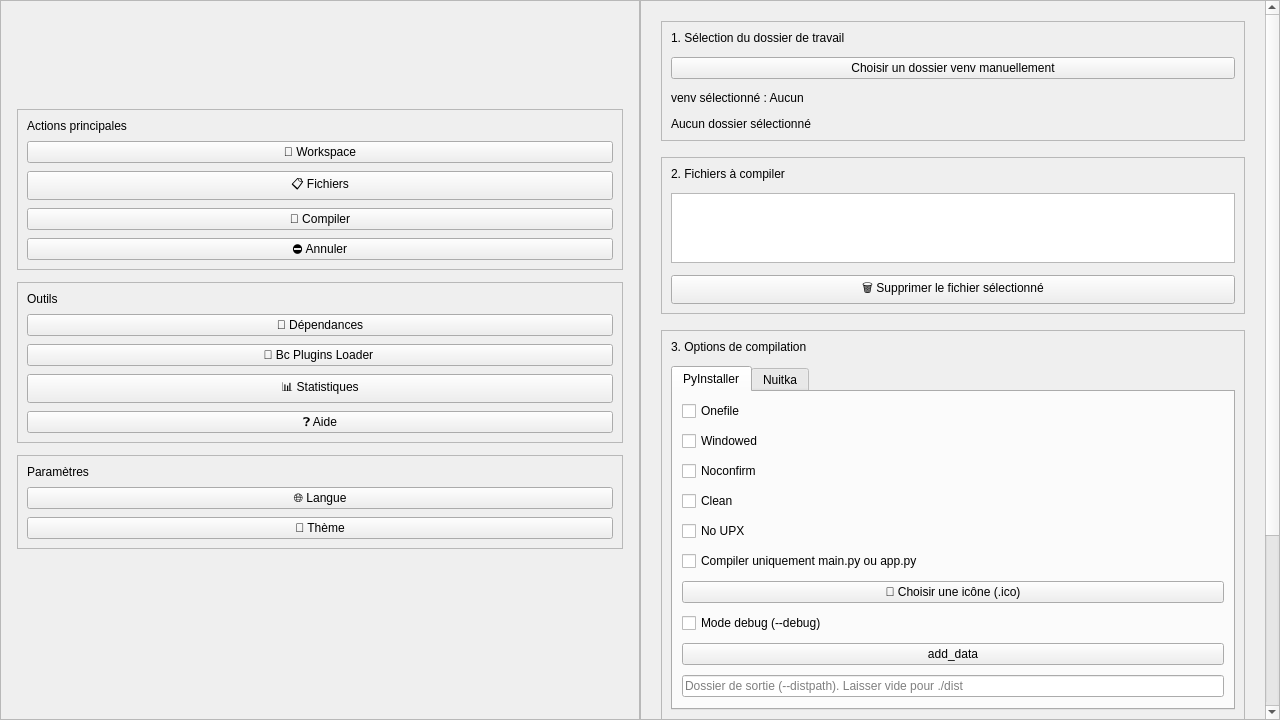
Qt form ui/ui_design.ui (raidos23/PyCompiler_ARK) before a commit.
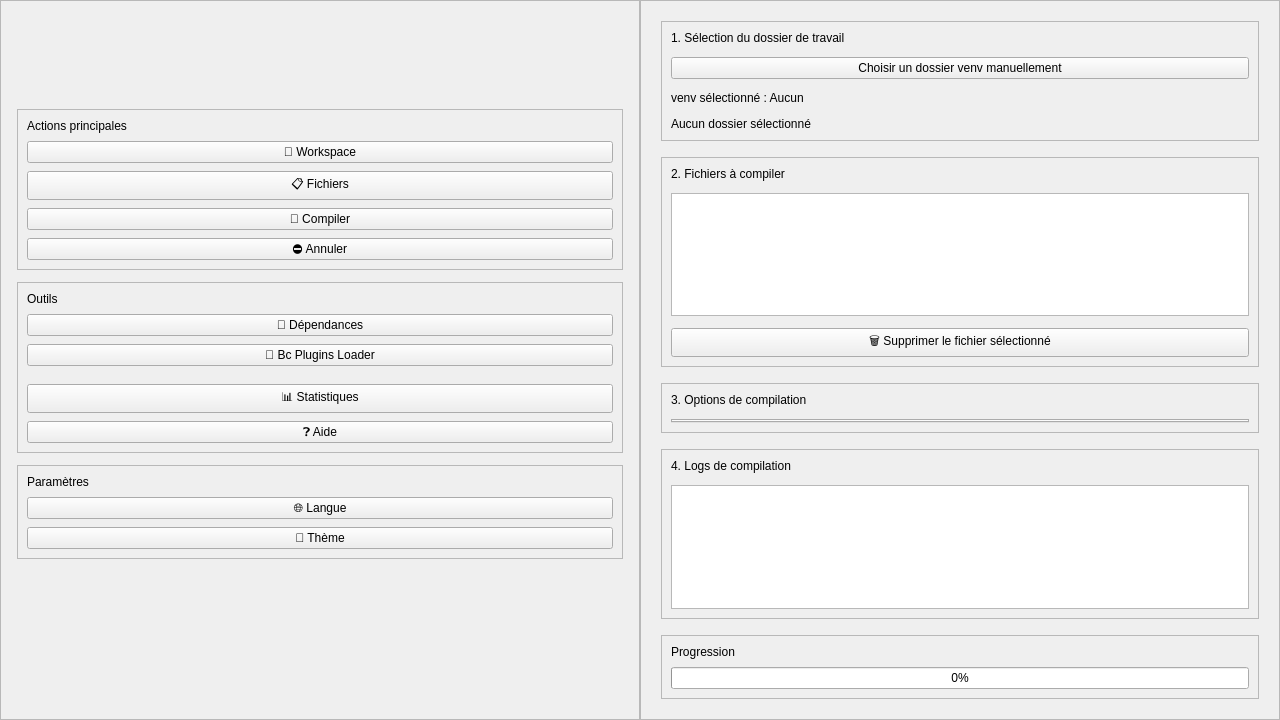
The same form after that commit.

Commit message: `Updated UI code to reflect changes in PyCompilerARKGui class`

The edit to the form file:
```diff
--- a/ui/ui_design.ui
+++ b/ui/ui_design.ui
@@ -172,7 +172,7 @@
           <item>
            <widget class="QPushButton" name="btn_api_loader">
             <property name="text">
-             <string>🧩 Bc Plugins Loader </string>
+             <string>🧩 Bc Plugins Loader</string>
             </property>
             <property name="toolTip">
              <string>Charger BCASL Loader</string>
@@ -180,7 +180,18 @@
            </widget>
           </item>
           <item>
-           </item>
+           <spacer name="toolsSpacer">
+            <property name="orientation">
+             <enum>Qt::Orientation::Vertical</enum>
+            </property>
+            <property name="sizeHint" stdset="0">
+             <size>
+              <width>20</width>
+              <height>10</height>
+             </size>
+            </property>
+           </spacer>
+          </item>
           <item>
            <widget class="QPushButton" name="btn_show_stats">
             <property name="text">
@@ -384,149 +395,6 @@
             <property name="currentIndex">
              <number>0</number>
             </property>
-            <widget class="QWidget" name="tab_pyinstaller">
-             <attribute name="title">
-              <string>PyInstaller</string>
-             </attribute>
-             <layout class="QVBoxLayout" name="pyinstaller_options_layout">
-              <property name="spacing">
-               <number>10</number>
-              </property>
-              <item>
-               <widget class="QCheckBox" name="opt_onefile">
-                <property name="text">
-                 <string>Onefile</string>
-                </property>
-               </widget>
-              </item>
-              <item>
-               <widget class="QCheckBox" name="opt_windowed">
-                <property name="text">
-                 <string>Windowed</string>
-                </property>
-               </widget>
-              </item>
-              <item>
-               <widget class="QCheckBox" name="opt_noconfirm">
-                <property name="text">
-                 <string>Noconfirm</string>
-                </property>
-               </widget>
-              </item>
-              <item>
-               <widget class="QCheckBox" name="opt_clean">
-                <property name="text">
-                 <string>Clean</string>
-                </property>
-               </widget>
-              </item>
-              <item>
-               <widget class="QCheckBox" name="opt_noupx">
-                <property name="text">
-                 <string>No UPX</string>
-                </property>
-               </widget>
-              </item>
-              <item>
-               <widget class="QCheckBox" name="opt_main_only">
-                <property name="text">
-                 <string>Compiler uniquement main.py ou app.py</string>
-                </property>
-               </widget>
-              </item>
-              <item>
-               <widget class="QPushButton" name="btn_select_icon">
-                <property name="text">
-                 <string>🎨 Choisir une icône (.ico)</string>
-                </property>
-               </widget>
-              </item>
-              <item>
-               <widget class="QCheckBox" name="opt_debug">
-                <property name="text">
-                 <string>Mode debug (--debug)</string>
-                </property>
-               </widget>
-              </item>
-              <item>
-               <widget class="QPushButton" name="pyinstaller_add_data">
-                <property name="text">
-                 <string>add_data</string>
-                </property>
-               </widget>
-              </item>
-              <item>
-               <layout class="QHBoxLayout" name="outputDirLayout">
-                <item>
-                 <widget class="QLineEdit" name="output_dir_input">
-                  <property name="placeholderText">
-                   <string>Dossier de sortie (--distpath). Laisser vide pour ./dist</string>
-                  </property>
-                 </widget>
-                </item>
-               </layout>
-              </item>
-             </layout>
-            </widget>
-            <widget class="QWidget" name="tab_nuitka">
-             <attribute name="title">
-              <string>Nuitka</string>
-             </attribute>
-             <layout class="QVBoxLayout" name="nuitka_options_layout">
-              <property name="spacing">
-               <number>10</number>
-              </property>
-              <item>
-               <widget class="QCheckBox" name="nuitka_onefile">
-                <property name="text">
-                 <string>Onefile (--onefile)</string>
-                </property>
-               </widget>
-              </item>
-              <item>
-               <widget class="QCheckBox" name="nuitka_standalone">
-                <property name="text">
-                 <string>Standalone (--standalone)</string>
-                </property>
-               </widget>
-              </item>
-              <item>
-               <widget class="QCheckBox" name="nuitka_disable_console">
-                <property name="text">
-                 <string>Désactiver la console Windows (--windows-disable-console)</string>
-                </property>
-               </widget>
-              </item>
-              <item>
-               <widget class="QCheckBox" name="nuitka_show_progress">
-                <property name="text">
-                 <string>Afficher la progression (--show-progress)</string>
-                </property>
-               </widget>
-              </item>
-              <item>
-               <widget class="QPushButton" name="nuitka_add_data">
-                <property name="text">
-                 <string>add_data</string>
-                </property>
-               </widget>
-              </item>
-              <item>
-               <widget class="QLineEdit" name="nuitka_output_dir">
-                <property name="placeholderText">
-                 <string>Dossier de sortie (--output-dir)</string>
-                </property>
-               </widget>
-              </item>
-              <item>
-               <widget class="QPushButton" name="btn_nuitka_icon">
-                <property name="text">
-                 <string>🎨 Choisir une icône (.ico) Nuitka</string>
-                </property>
-               </widget>
-              </item>
-             </layout>
-            </widget>
            </widget>
           </item>
          </layout>
```
Left out of the diff: 7 changed lines with no effect on the pictures. The commit also changes 2 other files.
